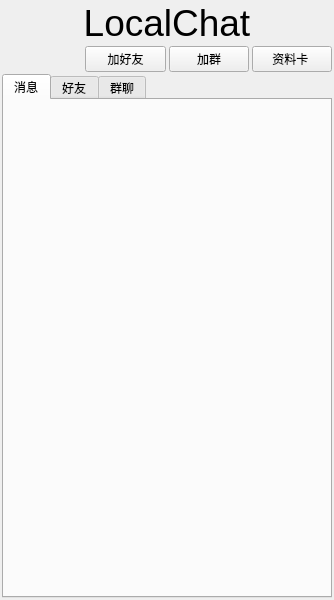
Qt form ChatClient/widget.ui (chfyjy/LocalChat) before a commit.
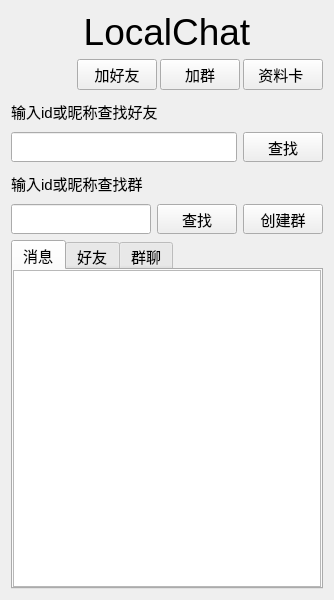
The same form after that commit.

Commit message: 开始实现加好友

Diff of the .ui file:
```diff
--- a/ChatClient/widget.ui
+++ b/ChatClient/widget.ui
@@ -10,25 +10,15 @@
     <height>600</height>
    </rect>
   </property>
+  <property name="font">
+   <font>
+    <pointsize>11</pointsize>
+   </font>
+  </property>
   <property name="windowTitle">
    <string>Widget</string>
   </property>
   <layout class="QVBoxLayout" name="verticalLayout">
-   <property name="spacing">
-    <number>2</number>
-   </property>
-   <property name="leftMargin">
-    <number>2</number>
-   </property>
-   <property name="topMargin">
-    <number>2</number>
-   </property>
-   <property name="rightMargin">
-    <number>2</number>
-   </property>
-   <property name="bottomMargin">
-    <number>2</number>
-   </property>
    <item>
     <widget class="QLabel" name="label_2">
      <property name="font">
@@ -79,6 +69,151 @@
      </item>
     </layout>
    </item>
+   <item>
+    <widget class="QLabel" name="label">
+     <property name="minimumSize">
+      <size>
+       <width>0</width>
+       <height>30</height>
+      </size>
+     </property>
+     <property name="maximumSize">
+      <size>
+       <width>16777215</width>
+       <height>30</height>
+      </size>
+     </property>
+     <property name="font">
+      <font>
+       <pointsize>11</pointsize>
+      </font>
+     </property>
+     <property name="text">
+      <string>输入id或昵称查找好友</string>
+     </property>
+    </widget>
+   </item>
+   <item>
+    <layout class="QHBoxLayout" name="horizontalLayout_2">
+     <item>
+      <widget class="QLineEdit" name="FriendInfoLEdit">
+       <property name="minimumSize">
+        <size>
+         <width>0</width>
+         <height>30</height>
+        </size>
+       </property>
+       <property name="maximumSize">
+        <size>
+         <width>16777215</width>
+         <height>30</height>
+        </size>
+       </property>
+      </widget>
+     </item>
+     <item>
+      <widget class="QPushButton" name="FriendFindPBtn">
+       <property name="minimumSize">
+        <size>
+         <width>0</width>
+         <height>30</height>
+        </size>
+       </property>
+       <property name="maximumSize">
+        <size>
+         <width>16777215</width>
+         <height>30</height>
+        </size>
+       </property>
+       <property name="text">
+        <string>查找</string>
+       </property>
+      </widget>
+     </item>
+    </layout>
+   </item>
+   <item>
+    <widget class="QLabel" name="label_3">
+     <property name="minimumSize">
+      <size>
+       <width>0</width>
+       <height>30</height>
+      </size>
+     </property>
+     <property name="maximumSize">
+      <size>
+       <width>16777215</width>
+       <height>30</height>
+      </size>
+     </property>
+     <property name="font">
+      <font>
+       <pointsize>11</pointsize>
+      </font>
+     </property>
+     <property name="text">
+      <string>输入id或昵称查找群</string>
+     </property>
+    </widget>
+   </item>
+   <item>
+    <layout class="QHBoxLayout" name="horizontalLayout_3">
+     <item>
+      <widget class="QLineEdit" name="GroupInfoLEdit">
+       <property name="minimumSize">
+        <size>
+         <width>0</width>
+         <height>30</height>
+        </size>
+       </property>
+       <property name="maximumSize">
+        <size>
+         <width>16777215</width>
+         <height>30</height>
+        </size>
+       </property>
+      </widget>
+     </item>
+     <item>
+      <widget class="QPushButton" name="GroupFindPBtn">
+       <property name="minimumSize">
+        <size>
+         <width>0</width>
+         <height>30</height>
+        </size>
+       </property>
+       <property name="maximumSize">
+        <size>
+         <width>16777215</width>
+         <height>30</height>
+        </size>
+       </property>
+       <property name="text">
+        <string>查找</string>
+       </property>
+      </widget>
+     </item>
+     <item>
+      <widget class="QPushButton" name="GroupCreatePbtn">
+       <property name="minimumSize">
+        <size>
+         <width>0</width>
+         <height>30</height>
+        </size>
+       </property>
+       <property name="maximumSize">
+        <size>
+         <width>16777215</width>
+         <height>30</height>
+        </size>
+       </property>
+       <property name="text">
+        <string>创建群</string>
+       </property>
+      </widget>
+     </item>
+    </layout>
+   </item>
    <item>
     <widget class="QTabWidget" name="tabWidget">
      <property name="currentIndex">
@@ -91,6 +226,26 @@
       <attribute name="title">
        <string>消息</string>
       </attribute>
+      <layout class="QVBoxLayout" name="verticalLayout_2">
+       <property name="spacing">
+        <number>0</number>
+       </property>
+       <property name="leftMargin">
+        <number>0</number>
+       </property>
+       <property name="topMargin">
+        <number>0</number>
+       </property>
+       <property name="rightMargin">
+        <number>0</number>
+       </property>
+       <property name="bottomMargin">
+        <number>0</number>
+       </property>
+       <item>
+        <widget class="QListView" name="MsgLView"/>
+       </item>
+      </layout>
      </widget>
      <widget class="QWidget" name="FriendTab">
       <attribute name="title">
```
Left out of the diff: 40 changed lines with no effect on the pictures. The commit also changes 11 other files.
